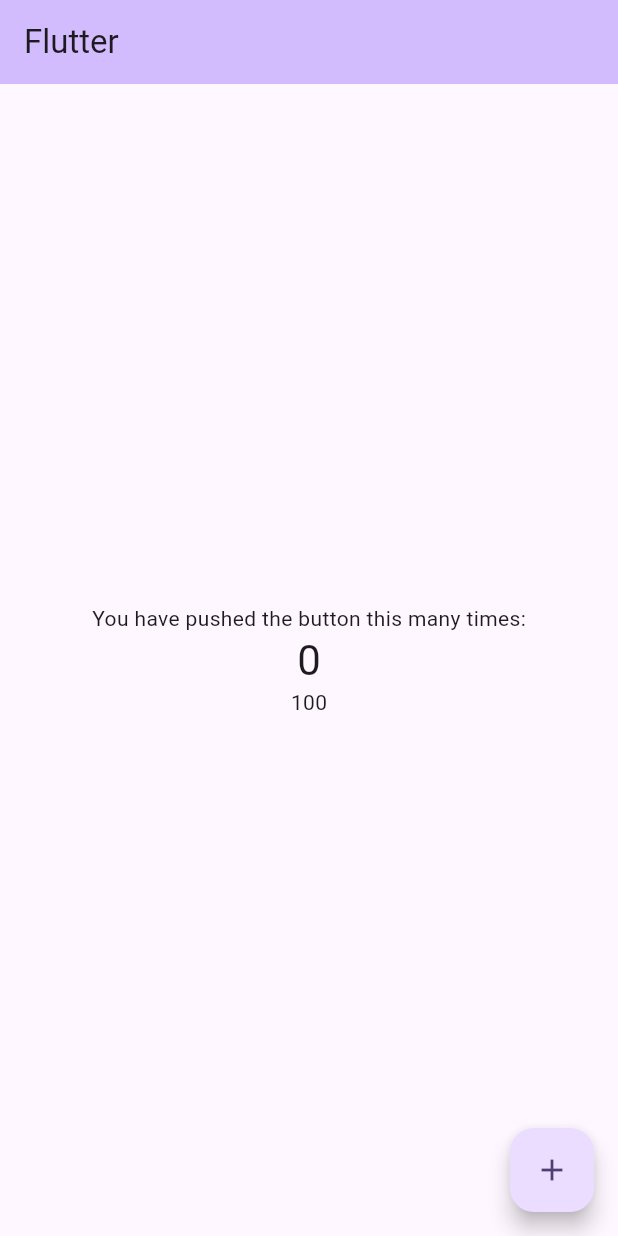
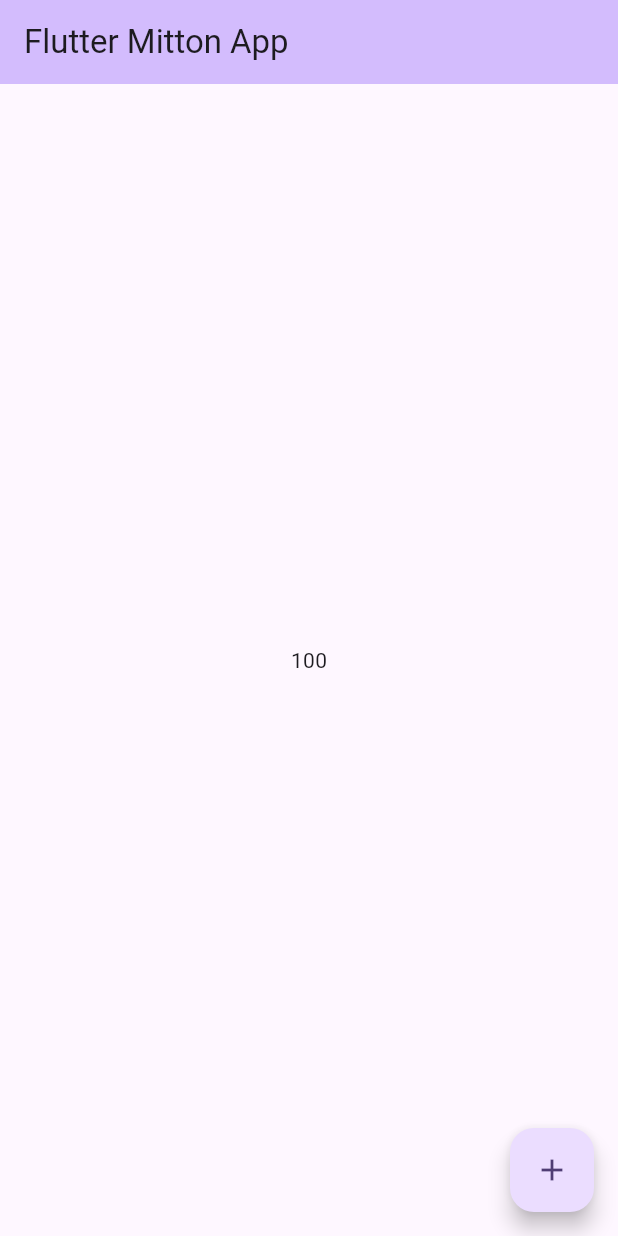
Before and after one commit to edmitton/flu_demo_app, a Flutter app: the screen it shows after launch, on a phone screen of 412 x 824 dp. Run offline on Flutter 3.47's test engine with Material 2 defaults, Android fonts, the phone set to English and light mode, and no system bars.

Commit message:
counterロジック削除

```diff
--- a/lib/pages/home.dart
+++ b/lib/pages/home.dart
@@ -10,39 +10,25 @@
 }
 
 class _MyHomePageState extends State<MyHomePage> {
-  int _counter = 0;
   final int _hogefuga = 100;
-
-  void _incrementCounter() {
-    setState(() {
-      _counter++;
-    });
-  }
 
   @override
   Widget build(BuildContext context) {
     return Scaffold(
       appBar: AppBar(
         backgroundColor: Theme.of(context).colorScheme.inversePrimary,
-        title: const Text('Flutter'),
+        title: const Text('Flutter Mitton App'),
       ),
       body: Center(
         child: Column(
           mainAxisAlignment: MainAxisAlignment.center,
           children: <Widget>[
-            const Text(
-              'You have pushed the button this many times:',
-            ),
-            Text(
-              '$_counter',
-              style: Theme.of(context).textTheme.headlineMedium,
-            ),
             Text('$_hogefuga')
           ],
         ),
       ),
       floatingActionButton: FloatingActionButton(
-        onPressed: _incrementCounter,
+        onPressed: () => print('pressed'),
         tooltip: 'Increment',
         child: const Icon(Icons.add),
       ),
```
